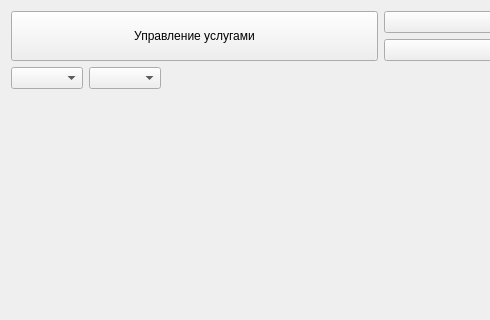
Old version of the form MainWindow.ui in the repository ivn64/CommunalServices; both pictures show x 0 to 490 and y 0 to 320 of the 761 by 484 pixel window.
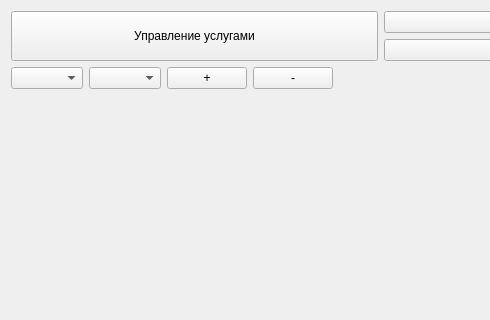
New version of the form.

Patch:
```diff
--- a/MainWindow.ui
+++ b/MainWindow.ui
@@ -54,6 +54,20 @@
       <item>
        <widget class="QComboBox" name="monthComboBox"/>
       </item>
+      <item>
+       <widget class="QPushButton" name="addYearButton">
+        <property name="text">
+         <string>+</string>
+        </property>
+       </widget>
+      </item>
+      <item>
+       <widget class="QPushButton" name="removeYearButton">
+        <property name="text">
+         <string>-</string>
+        </property>
+       </widget>
+      </item>
       <item>
        <spacer name="horizontalSpacer">
         <property name="orientation">
```
